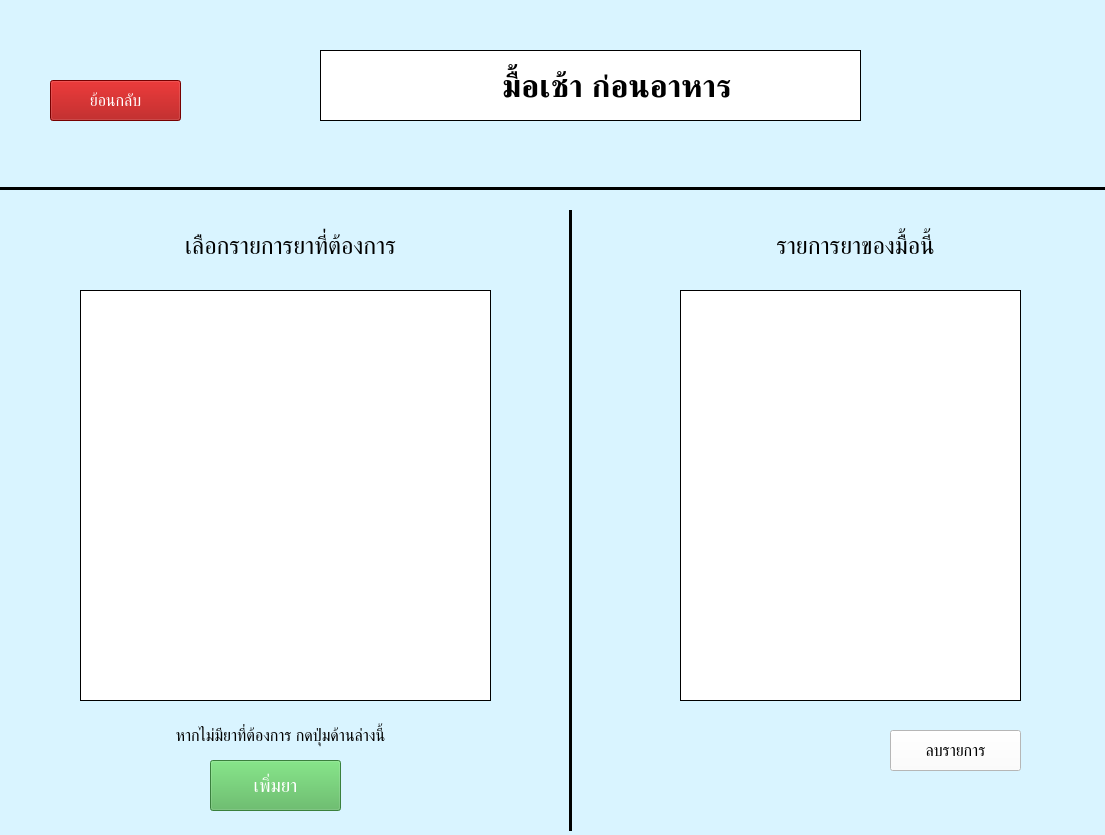
revax1/Medicine_notify, file ui/select_drug.ui: the form before one commit.
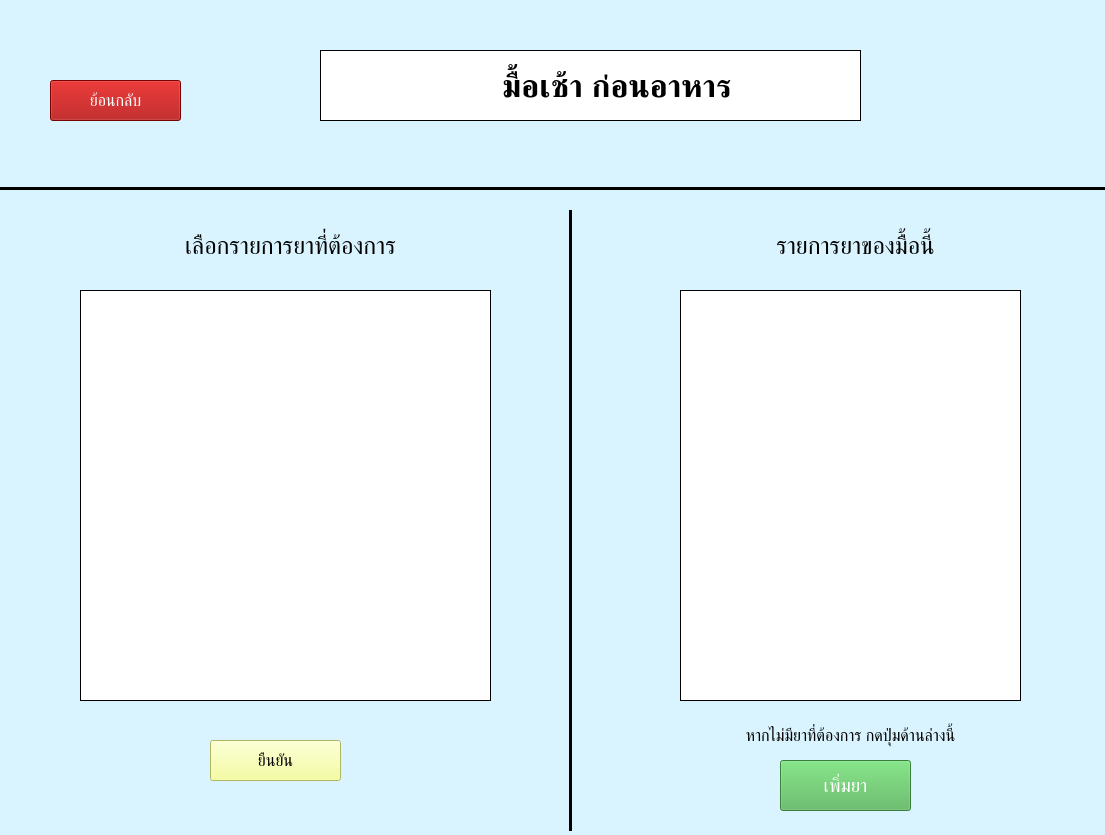
The form after the commit. Icons and pictures are not drawn.

Patch:
```diff
--- a/ui/select_drug.ui
+++ b/ui/select_drug.ui
@@ -187,8 +187,8 @@
    <widget class="QPushButton" name="pushButton_2">
     <property name="geometry">
      <rect>
-      <x>890</x>
-      <y>730</y>
+      <x>210</x>
+      <y>740</y>
       <width>131</width>
       <height>41</height>
      </rect>
@@ -199,10 +199,10 @@
      </font>
     </property>
     <property name="styleSheet">
-     <string notr="true">background-color: rgb(255, 255, 255);</string>
+     <string notr="true">background-color: rgb(243, 255, 134);</string>
     </property>
     <property name="text">
-     <string>ลบรายการ</string>
+     <string>ยืนยัน</string>
     </property>
    </widget>
    <widget class="QLabel" name="drugHave_label">
@@ -277,7 +277,7 @@
    <widget class="QPushButton" name="pushButton_3">
     <property name="geometry">
      <rect>
-      <x>210</x>
+      <x>780</x>
       <y>760</y>
       <width>131</width>
       <height>51</height>
@@ -299,7 +299,7 @@
    <widget class="QLabel" name="drugHave_label_3">
     <property name="geometry">
      <rect>
-      <x>100</x>
+      <x>670</x>
       <y>720</y>
       <width>361</width>
       <height>31</height>
```
Left out of the diff: 2 changed lines with no effect on the pictures.
